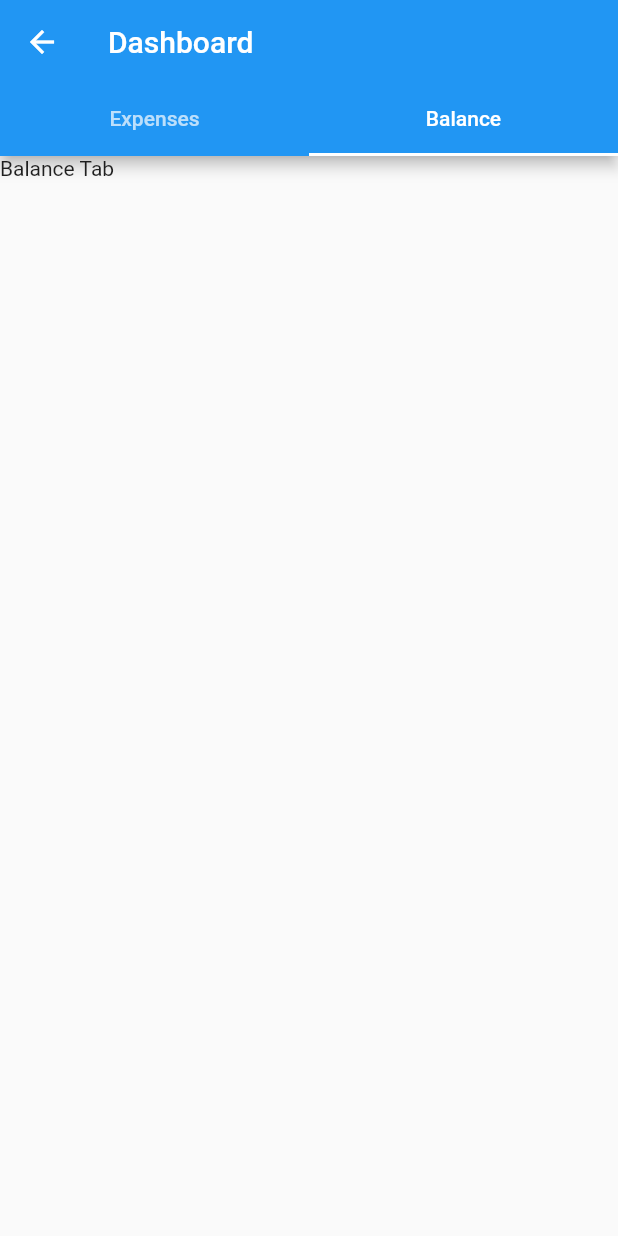
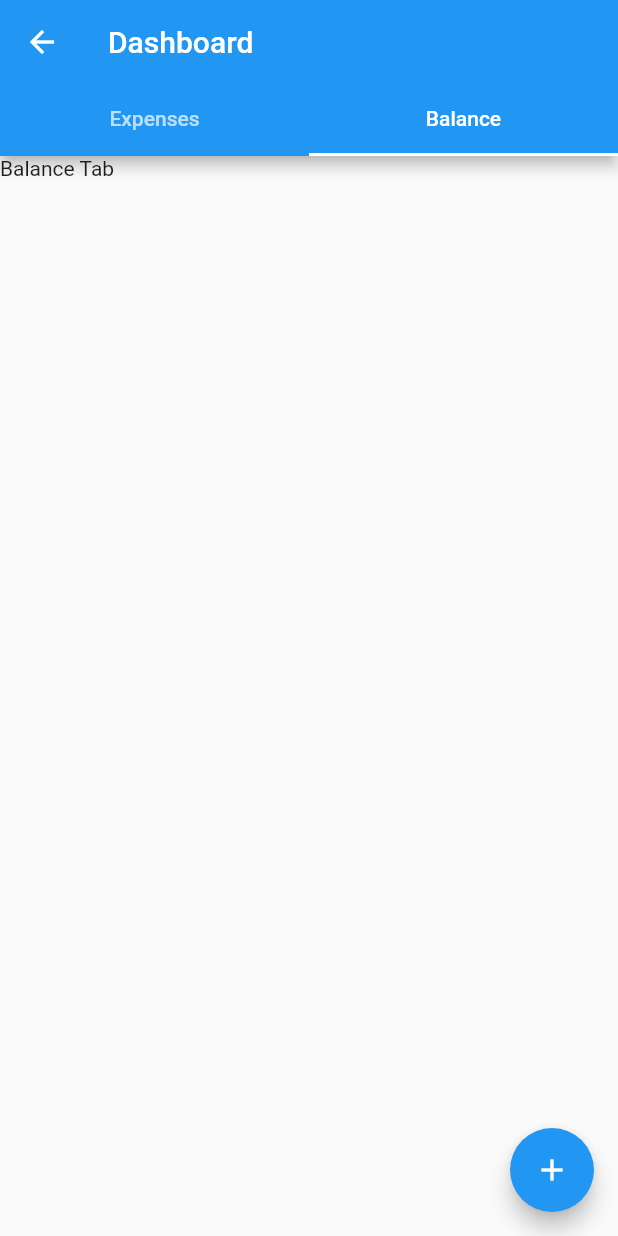
Before and after one commit to MarekD97/share-cost-app, a Flutter app: the DashboardView screen opened by its route, tab 2 chosen, on a phone screen of 412 x 824 dp. Run offline on Flutter 3.47's test engine with Material 2 defaults, Android fonts, the phone set to English and light mode, and no system bars.

Commit message:
Add list view in the expense tab

```diff
--- a/lib/views/dashboard_view.dart
+++ b/lib/views/dashboard_view.dart
@@ -1,4 +1,5 @@
 import 'package:flutter/material.dart';
+import 'package:share_cost_app/components/expense_card.dart';
 
 class DashboardView extends StatefulWidget {
   const DashboardView({Key? key}) : super(key: key);
@@ -8,6 +9,17 @@ class DashboardView extends StatefulWidget {
 }
 
 class _DashboardViewState extends State<DashboardView> {
+
+  final Widget _expenseTab = ListView.builder(
+    itemBuilder: (context, index) => ExpenseCard(
+        title: 'Item ${index + 1}',
+        price: (index * 10) % 13,
+        date: DateTime.now()),
+    itemCount: 20,
+    padding: const EdgeInsets.fromLTRB(10.0, 10.0, 10.0, 60.0),
+  );
+  final Widget _balanceTab = const Text('Balance Tab');
+
   @override
   Widget build(BuildContext context) {
     return DefaultTabController(
@@ -19,11 +31,15 @@ class _DashboardViewState extends State<DashboardView> {
               tabs: [Tab(text: 'Expenses'), Tab(text: 'Balance')],
             ),
           ),
-            body: const TabBarView(
+          body: TabBarView(
             children: [
-                Text('Expenses Tab'),
-                Text('Balance Tab'),
+              _expenseTab,
+              _balanceTab,
             ],
-            )));
+          ),
+          floatingActionButton: FloatingActionButton(
+              onPressed: () {}, child: const Icon(Icons.add)),
+          ),
+        );
   }
 }
```
Lines whose indentation alone changed are shown as unchanged.
